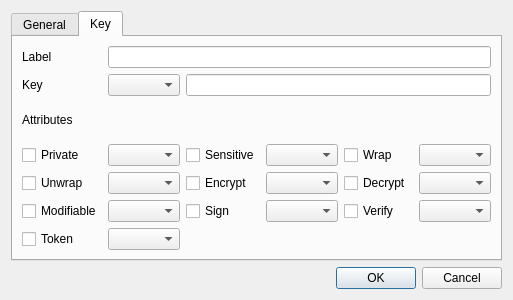
Above: HsmMan/create_key_dlg.ui from jykim74/CryptokiMan before the change. Below: the same form after it.
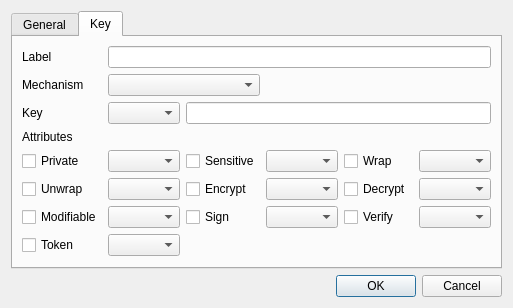
That is the form after the change. The open tabs and pages were chosen to show the change.

Patch:
```diff
--- a/HsmMan/create_key_dlg.ui
+++ b/HsmMan/create_key_dlg.ui
@@ -101,22 +101,88 @@
        <string>Key</string>
       </attribute>
       <layout class="QGridLayout" name="gridLayout_2">
+       <item row="4" column="0">
+        <widget class="QCheckBox" name="mPrivateCheck">
+         <property name="text">
+          <string>Private</string>
+         </property>
+        </widget>
+       </item>
+       <item row="5" column="5">
+        <widget class="QComboBox" name="mDecryptCombo"/>
+       </item>
+       <item row="6" column="1">
+        <widget class="QComboBox" name="mModifiableCombo"/>
+       </item>
+       <item row="6" column="5">
+        <widget class="QComboBox" name="mVerifyCombo"/>
+       </item>
+       <item row="0" column="1" colspan="5">
+        <widget class="QLineEdit" name="mLabelText"/>
+       </item>
+       <item row="5" column="4">
+        <widget class="QCheckBox" name="mDecryptCheck">
+         <property name="text">
+          <string>Decrypt</string>
+         </property>
+        </widget>
+       </item>
        <item row="2" column="0">
-        <widget class="QLabel" name="label_9">
+        <widget class="QLabel" name="label_8">
          <property name="text">
-          <string>Attributes</string>
+          <string>Key</string>
+         </property>
+        </widget>
+       </item>
+       <item row="4" column="3">
+        <widget class="QComboBox" name="mSensitiveCombo"/>
+       </item>
+       <item row="6" column="4">
+        <widget class="QCheckBox" name="mVerifyCheck">
+         <property name="text">
+          <string>Verify</string>
          </property>
         </widget>
        </item>
        <item row="6" column="0">
-        <widget class="QCheckBox" name="checkBox_4">
+        <widget class="QCheckBox" name="mModifiableCheck">
+         <property name="text">
+          <string>Modifiable</string>
+         </property>
+        </widget>
+       </item>
+       <item row="6" column="3">
+        <widget class="QComboBox" name="mSignCombo"/>
+       </item>
+       <item row="8" column="1">
+        <spacer name="verticalSpacer_2">
+         <property name="orientation">
+          <enum>Qt::Vertical</enum>
+         </property>
+         <property name="sizeHint" stdset="0">
+          <size>
+           <width>20</width>
+           <height>40</height>
+          </size>
+         </property>
+        </spacer>
+       </item>
+       <item row="7" column="0">
+        <widget class="QCheckBox" name="mTokenCheck">
          <property name="text">
           <string>Token</string>
          </property>
         </widget>
        </item>
-       <item row="3" column="3">
-        <widget class="QComboBox" name="comboBox_5"/>
+       <item row="6" column="2">
+        <widget class="QCheckBox" name="mSignCheck">
+         <property name="text">
+          <string>Sign</string>
+         </property>
+        </widget>
+       </item>
+       <item row="5" column="1">
+        <widget class="QComboBox" name="mUnwrapCombo"/>
        </item>
        <item row="0" column="0">
         <widget class="QLabel" name="label_7">
@@ -125,111 +191,68 @@
          </property>
         </widget>
        </item>
-       <item row="3" column="0">
-        <widget class="QCheckBox" name="checkBox">
-         <property name="text">
-          <string>Private</string>
-         </property>
-        </widget>
+       <item row="4" column="1">
+        <widget class="QComboBox" name="mPrivateCombo"/>
        </item>
-       <item row="1" column="0">
-        <widget class="QLabel" name="label_8">
-         <property name="text">
-          <string>Key</string>
-         </property>
-        </widget>
-       </item>
-       <item row="4" column="0">
-        <widget class="QCheckBox" name="checkBox_2">
-         <property name="text">
-          <string>Unwrap</string>
-         </property>
-        </widget>
-       </item>
-       <item row="3" column="2">
-        <widget class="QCheckBox" name="checkBox_5">
-         <property name="text">
-          <string>Sensitive</string>
-         </property>
-        </widget>
-       </item>
-       <item row="3" column="4">
-        <widget class="QCheckBox" name="checkBox_6">
+       <item row="4" column="4">
+        <widget class="QCheckBox" name="mWrapCheck">
          <property name="text">
           <string>Wrap</string>
          </property>
         </widget>
        </item>
-       <item row="3" column="1">
-        <widget class="QComboBox" name="comboBox_4"/>
+       <item row="2" column="2" colspan="4">
+        <widget class="QLineEdit" name="mKeyText"/>
+       </item>
+       <item row="4" column="5">
+        <widget class="QComboBox" name="mWrapCombo"/>
        </item>
        <item row="5" column="0">
         <widget class="QCheckBox" name="checkBox_3">
          <property name="text">
-          <string>Modifiable</string>
+          <string>Unwrap</string>
          </property>
         </widget>
        </item>
-       <item row="3" column="5">
-        <widget class="QComboBox" name="comboBox_6"/>
+       <item row="7" column="1">
+        <widget class="QComboBox" name="mTokenCombo"/>
        </item>
-       <item row="4" column="1">
-        <widget class="QComboBox" name="comboBox_7"/>
+       <item row="3" column="0">
+        <widget class="QLabel" name="label_9">
+         <property name="text">
+          <string>Attributes</string>
+         </property>
+        </widget>
        </item>
-       <item row="5" column="1">
-        <widget class="QComboBox" name="comboBox_8"/>
-       </item>
-       <item row="6" column="1">
-        <widget class="QComboBox" name="comboBox_9"/>
-       </item>
-       <item row="4" column="3">
-        <widget class="QComboBox" name="comboBox_10"/>
+       <item row="5" column="2">
+        <widget class="QCheckBox" name="mEncryptCheck">
+         <property name="text">
+          <string>Encrypt</string>
+         </property>
+        </widget>
        </item>
        <item row="5" column="3">
-        <widget class="QComboBox" name="comboBox_11"/>
-       </item>
-       <item row="4" column="5">
-        <widget class="QComboBox" name="comboBox_12"/>
-       </item>
-       <item row="5" column="5">
-        <widget class="QComboBox" name="comboBox_13"/>
+        <widget class="QComboBox" name="mEncryptCombo"/>
        </item>
        <item row="4" column="2">
         <widget class="QCheckBox" name="checkBox_7">
          <property name="text">
-          <string>Encrypt</string>
+          <string>Sensitive</string>
          </property>
         </widget>
        </item>
-       <item row="5" column="2">
-        <widget class="QCheckBox" name="checkBox_8">
-         <property name="text">
-          <string>Sign</string>
-         </property>
-        </widget>
+       <item row="2" column="1">
+        <widget class="QComboBox" name="mKeyCombo"/>
        </item>
-       <item row="4" column="4">
-        <widget class="QCheckBox" name="checkBox_9">
+       <item row="1" column="0">
+        <widget class="QLabel" name="label_10">
          <property name="text">
-          <string>Decrypt</string>
+          <string>Mechanism</string>
          </property>
         </widget>
        </item>
-       <item row="5" column="4">
-        <widget class="QCheckBox" name="checkBox_10">
-         <property name="text">
-          <string>Verify</string>
-         </property>
-        </widget>
-       </item>
-       <item row="0" column="1" colspan="5">
-        <widget class="QLineEdit" name="lineEdit_4"/>
-       </item>
-       <item row="1" column="1">
-        <widget class="QComboBox" name="comboBox_3"/>
-       </item>
-       <item row="1" column="2" colspan="4">
-        <widget class="QLineEdit" name="lineEdit_5"/>
+       <item row="1" column="1" colspan="2">
+        <widget class="QComboBox" name="mMechCombo"/>
        </item>
       </layout>
      </widget>
```
Left out of the diff: 56 changed lines with no effect on the pictures.
